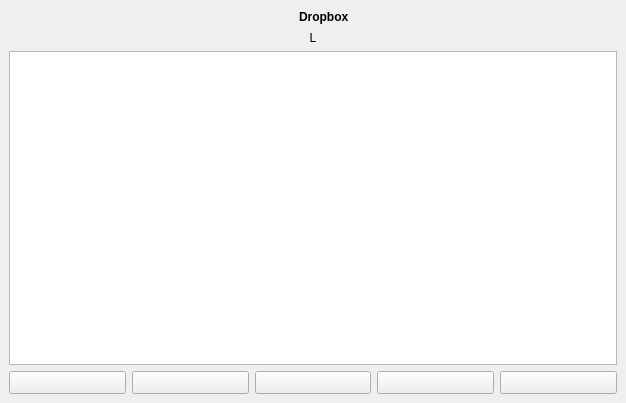
Before: the Qt Designer form mainwindow.ui in lawand/droper, drawn with Qt 5.
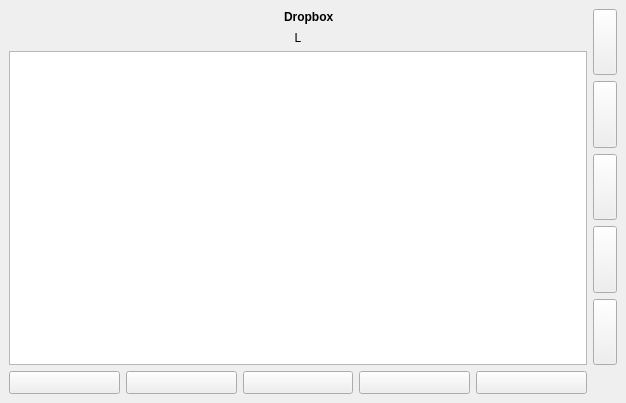
After: the same form once the commit is applied. Icons and pictures are not drawn.

Commit message: made the tool buttons appear on right on symbian when switching to landscape mode

What changed in the file:
```diff
--- a/mainwindow.ui
+++ b/mainwindow.ui
@@ -18,8 +18,8 @@
     <normaloff>:/droper.svg</normaloff>:/droper.svg</iconset>
   </property>
   <widget class="QWidget" name="centralwidget">
-   <layout class="QVBoxLayout" name="verticalLayout">
-    <item>
+   <layout class="QGridLayout" name="gridLayout">
+    <item row="0" column="0">
      <layout class="QHBoxLayout" name="horizontalLayout">
       <item>
        <spacer name="horizontalSpacer">
@@ -84,7 +84,7 @@
       </item>
      </layout>
     </item>
-    <item>
+    <item row="1" column="0">
      <widget class="QLabel" name="loadingLabel">
       <property name="text">
        <string>L</string>
@@ -94,7 +94,7 @@
       </property>
      </widget>
     </item>
-    <item>
+    <item row="2" column="0">
      <widget class="QListWidget" name="filesAndFoldersListWidget">
       <property name="contextMenuPolicy">
        <enum>Qt::CustomContextMenu</enum>
@@ -110,7 +110,61 @@
       </property>
      </widget>
     </item>
-    <item>
+    <item row="0" column="1" rowspan="3">
+     <layout class="QVBoxLayout" name="verticalLayout">
+      <item>
+       <widget class="QToolButton" name="rightUpToolButton">
+        <property name="sizePolicy">
+         <sizepolicy hsizetype="Minimum" vsizetype="MinimumExpanding">
+          <horstretch>0</horstretch>
+          <verstretch>0</verstretch>
+         </sizepolicy>
+        </property>
+       </widget>
+      </item>
+      <item>
+       <widget class="QToolButton" name="rightRefreshToolButton">
+        <property name="sizePolicy">
+         <sizepolicy hsizetype="Minimum" vsizetype="MinimumExpanding">
+          <horstretch>0</horstretch>
+          <verstretch>0</verstretch>
+         </sizepolicy>
+        </property>
+       </widget>
+      </item>
+      <item>
+       <widget class="QToolButton" name="rightCreateFolderToolButton">
+        <property name="sizePolicy">
+         <sizepolicy hsizetype="Minimum" vsizetype="MinimumExpanding">
+          <horstretch>0</horstretch>
+          <verstretch>0</verstretch>
+         </sizepolicy>
+        </property>
+       </widget>
+      </item>
+      <item>
+       <widget class="QToolButton" name="rightPasteToolButton">
+        <property name="sizePolicy">
+         <sizepolicy hsizetype="Minimum" vsizetype="MinimumExpanding">
+          <horstretch>0</horstretch>
+          <verstretch>0</verstretch>
+         </sizepolicy>
+        </property>
+       </widget>
+      </item>
+      <item>
+       <widget class="QToolButton" name="rightOptionsToolButton">
+        <property name="sizePolicy">
+         <sizepolicy hsizetype="Minimum" vsizetype="MinimumExpanding">
+          <horstretch>0</horstretch>
+          <verstretch>0</verstretch>
+         </sizepolicy>
+        </property>
+       </widget>
+      </item>
+     </layout>
+    </item>
+    <item row="3" column="0">
      <layout class="QHBoxLayout" name="toolsHorizontalLayout">
       <item>
        <widget class="QToolButton" name="upToolButton">
```
Left out of the diff: 10 changed lines with no effect on the pictures. The commit also changes 2 other files.
